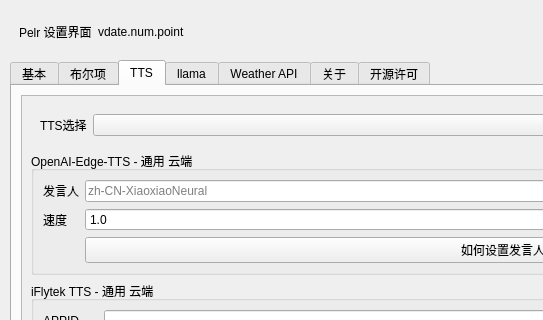
First picture: the form in src/ui/setting.ui, repository csy214-beep/Pelr, before the edit; both pictures show x 0 to 543 and y 0 to 320 of the 978 by 783 pixel window.
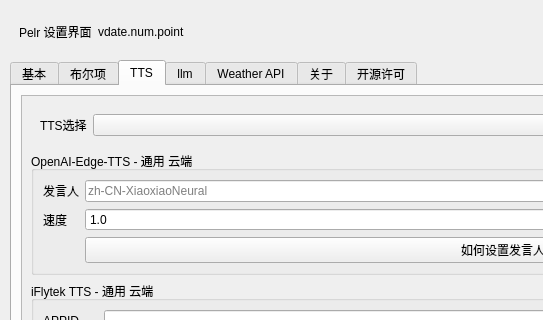
Second picture: the form after the edit. The open tabs and pages were chosen to show the change. Icons and pictures are not drawn. Custom widgets are drawn as their Qt base class.

Diff of the .ui file:
```diff
--- a/src/ui/setting.ui
+++ b/src/ui/setting.ui
@@ -1060,7 +1060,7 @@
      </widget>
      <widget class="QWidget" name="tab_4">
       <attribute name="title">
-       <string>llama</string>
+       <string>llm</string>
       </attribute>
       <layout class="QGridLayout" name="gridLayout_4">
        <item row="0" column="2">
```
Left out of the diff: 4 changed lines with no effect on the pictures.
